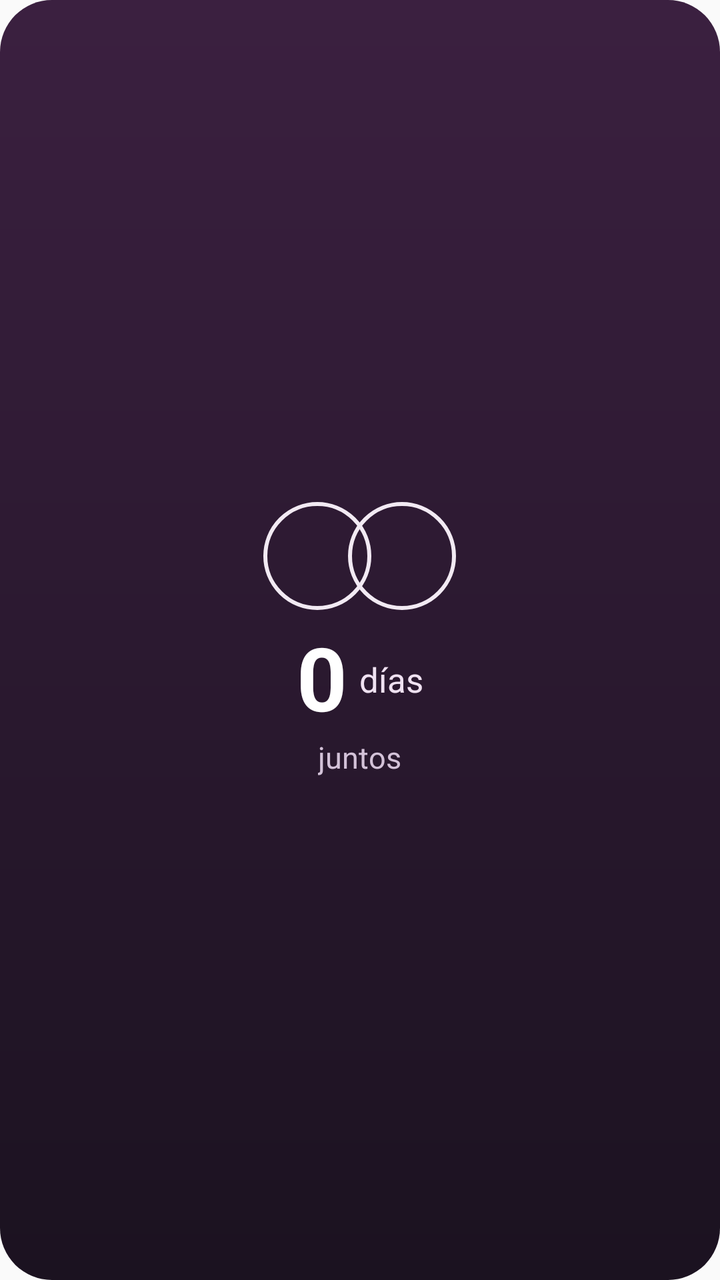
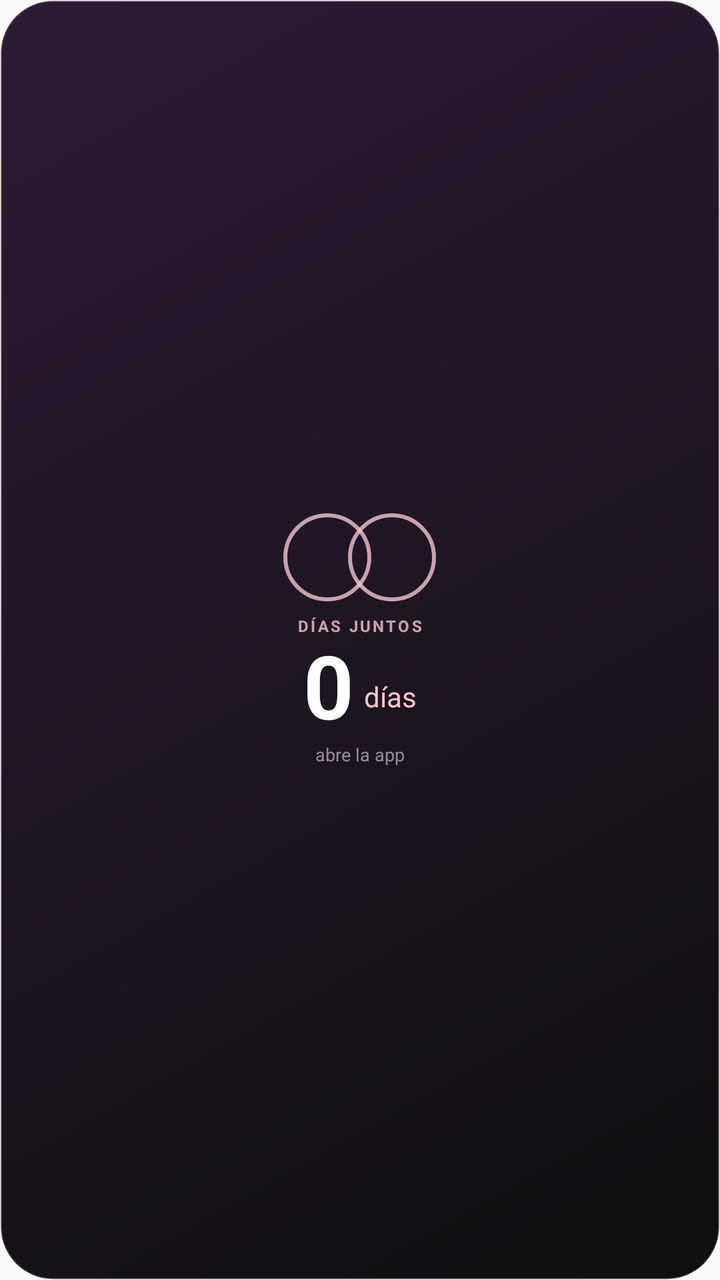

Compare the two renders of this Android layout. The source of the first and the diff that turns it into the second are given below.
<!-- AndroidManifest.xml: application theme AppTheme -->
<!-- res/layout/widget_days.xml -->
<?xml version="1.0" encoding="utf-8"?>
<LinearLayout xmlns:android="http://schemas.android.com/apk/res/android"
    android:id="@+id/widget_days_root"
    android:layout_width="match_parent"
    android:layout_height="match_parent"
    android:background="@drawable/widget_days_bg"
    android:gravity="center"
    android:orientation="vertical"
    android:padding="14dp">

    <LinearLayout
        android:id="@+id/widget_days_faces"
        android:layout_width="wrap_content"
        android:layout_height="wrap_content"
        android:gravity="center"
        android:orientation="horizontal">

        <ImageView
            android:id="@+id/widget_days_me"
            android:layout_width="54dp"
            android:layout_height="54dp"
            android:background="@drawable/widget_face_ring"
            android:contentDescription="@string/widget_days_me"
            android:scaleType="centerInside" />

        <ImageView
            android:id="@+id/widget_days_partner"
            android:layout_width="54dp"
            android:layout_height="54dp"
            android:layout_marginStart="-12dp"
            android:background="@drawable/widget_face_ring"
            android:contentDescription="@string/widget_days_partner"
            android:scaleType="centerInside" />
    </LinearLayout>

    <LinearLayout
        android:layout_width="wrap_content"
        android:layout_height="wrap_content"
        android:layout_marginTop="10dp"
        android:gravity="center_vertical|center_horizontal"
        android:orientation="horizontal">

        <TextView
            android:id="@+id/widget_days_count"
            android:layout_width="wrap_content"
            android:layout_height="wrap_content"
            android:includeFontPadding="false"
            android:text="0"
            android:textColor="#FFFFFF"
            android:textSize="44sp"
            android:textStyle="bold" />

        <TextView
            android:id="@+id/widget_days_unit"
            android:layout_width="wrap_content"
            android:layout_height="wrap_content"
            android:layout_marginStart="6dp"
            android:includeFontPadding="false"
            android:text="@string/widget_days_unit"
            android:textColor="#F0E2F2"
            android:textSize="17sp" />
    </LinearLayout>

    <TextView
        android:id="@+id/widget_days_caption"
        android:layout_width="wrap_content"
        android:layout_height="wrap_content"
        android:layout_marginTop="2dp"
        android:text="@string/widget_days_caption2"
        android:textColor="#D3C2D8"
        android:textSize="15sp" />

</LinearLayout>
<!-- resources referenced by this layout -->
<resources>
  <!-- drawable widget_days_bg (drawable) -->
  <?xml version="1.0" encoding="utf-8"?>
  <shape xmlns:android="http://schemas.android.com/apk/res/android"
      android:shape="rectangle">
      <corners android:radius="26dp" />
      <gradient
          android:angle="270"
          android:endColor="#1B1220"
          android:startColor="#3B2040" />
  </shape>
  <!-- drawable widget_face_ring (drawable) -->
  <?xml version="1.0" encoding="utf-8"?>
  <shape xmlns:android="http://schemas.android.com/apk/res/android"
      android:shape="oval">
      <solid android:color="#00000000" />
      <stroke
          android:width="2dp"
          android:color="#F2EAF3" />
  </shape>
  <string name="widget_days_caption2">juntos</string>
  <string name="widget_days_me">Tu foto</string>
  <string name="widget_days_partner">Su foto</string>
  <string name="widget_days_unit">días</string>
  <style name="AppTheme" parent="Theme.AppCompat.Light.DarkActionBar">
          
          <item name="colorPrimary">@color/colorPrimary</item>
          <item name="colorPrimaryDark">@color/colorPrimaryDark</item>
          <item name="colorAccent">@color/colorAccent</item>
      </style>
</resources>

<!-- the commit's change to res/layout/widget_days.xml (unified diff, before → after) -->
@@ -17,27 +17,40 @@
 
         <ImageView
             android:id="@+id/widget_days_me"
-            android:layout_width="54dp"
-            android:layout_height="54dp"
-            android:background="@drawable/widget_face_ring"
+            android:layout_width="44dp"
+            android:layout_height="44dp"
+            android:background="@drawable/widget_days_face_ring"
             android:contentDescription="@string/widget_days_me"
             android:scaleType="centerInside" />
 
         <ImageView
             android:id="@+id/widget_days_partner"
-            android:layout_width="54dp"
-            android:layout_height="54dp"
+            android:layout_width="44dp"
+            android:layout_height="44dp"
             android:layout_marginStart="-12dp"
-            android:background="@drawable/widget_face_ring"
+            android:background="@drawable/widget_days_face_ring"
             android:contentDescription="@string/widget_days_partner"
             android:scaleType="centerInside" />
     </LinearLayout>
 
+    <TextView
+        android:id="@+id/widget_days_label"
+        android:layout_width="wrap_content"
+        android:layout_height="wrap_content"
+        android:layout_marginTop="8dp"
+        android:includeFontPadding="false"
+        android:letterSpacing="0.14"
+        android:maxLines="1"
+        android:text="@string/widget_days_label_short"
+        android:textColor="#CCF3C5D0"
+        android:textSize="8sp"
+        android:textStyle="bold" />
+
     <LinearLayout
         android:layout_width="wrap_content"
         android:layout_height="wrap_content"
-        android:layout_marginTop="10dp"
-        android:gravity="center_vertical|center_horizontal"
+        android:layout_marginTop="1dp"
+        android:gravity="bottom"
         android:orientation="horizontal">
 
         <TextView
@@ -45,6 +58,7 @@
             android:layout_width="wrap_content"
             android:layout_height="wrap_content"
             android:includeFontPadding="false"
+            android:maxLines="1"
             android:text="0"
             android:textColor="#FFFFFF"
             android:textSize="44sp"
@@ -54,20 +68,36 @@
             android:id="@+id/widget_days_unit"
             android:layout_width="wrap_content"
             android:layout_height="wrap_content"
-            android:layout_marginStart="6dp"
+            android:layout_marginStart="5dp"
+            android:layout_marginBottom="6dp"
             android:includeFontPadding="false"
-            android:text="@string/widget_days_unit"
-            android:textColor="#F0E2F2"
-            android:textSize="17sp" />
+            android:maxLines="1"
+            android:text="@string/widget_days_unit_short"
+            android:textColor="@color/widget_rose"
+            android:textSize="14sp" />
     </LinearLayout>
 
     <TextView
-        android:id="@+id/widget_days_caption"
+        android:id="@+id/widget_days_breakdown"
         android:layout_width="wrap_content"
         android:layout_height="wrap_content"
         android:layout_marginTop="2dp"
-        android:text="@string/widget_days_caption2"
-        android:textColor="#D3C2D8"
-        android:textSize="15sp" />
+        android:ellipsize="end"
+        android:includeFontPadding="false"
+        android:maxLines="1"
+        android:text="@string/widget_days_empty"
+        android:textColor="@color/widget_text_muted"
+        android:textSize="9sp" />
+
+    <TextView
+        android:id="@+id/widget_days_fresh"
+        android:layout_width="wrap_content"
+        android:layout_height="wrap_content"
+        android:layout_marginTop="2dp"
+        android:includeFontPadding="false"
+        android:maxLines="1"
+        android:textColor="@color/widget_coral_soft"
+        android:textSize="8sp"
+        android:visibility="gone" />
 
 </LinearLayout>
<!-- resource entries referenced after the edit -->
@@ -1,33 +1,42 @@
 <!-- resources referenced by this layout -->
 <resources>
+  <color name="widget_coral_soft">#E59277</color>
+  <color name="widget_rose">#F3C5D0</color>
+  <color name="widget_text_muted">#B3C9BBD1</color>
   <!-- drawable widget_days_bg (drawable) -->
   <?xml version="1.0" encoding="utf-8"?>
   <shape xmlns:android="http://schemas.android.com/apk/res/android"
       android:shape="rectangle">
       <corners android:radius="26dp" />
       <gradient
-          android:angle="270"
-          android:endColor="#1B1220"
-          android:startColor="#3B2040" />
+          android:angle="315"
+          android:endColor="@color/widget_ink"
+          android:startColor="@color/widget_plum_light" />
+      <stroke
+          android:width="1dp"
+          android:color="#2EF3C5D0" />
   </shape>
-  <!-- drawable widget_face_ring (drawable) -->
+  <!-- drawable widget_days_face_ring (drawable) -->
   <?xml version="1.0" encoding="utf-8"?>
   <shape xmlns:android="http://schemas.android.com/apk/res/android"
       android:shape="oval">
       <solid android:color="#00000000" />
       <stroke
           android:width="2dp"
-          android:color="#F2EAF3" />
+          android:color="#CCF3C5D0" />
   </shape>
-  <string name="widget_days_caption2">juntos</string>
+  <string name="widget_days_empty">abre la app</string>
+  <string name="widget_days_label_short">DÍAS JUNTOS</string>
   <string name="widget_days_me">Tu foto</string>
   <string name="widget_days_partner">Su foto</string>
-  <string name="widget_days_unit">días</string>
+  <string name="widget_days_unit_short">días</string>
   <style name="AppTheme" parent="Theme.AppCompat.Light.DarkActionBar">
           
           <item name="colorPrimary">@color/colorPrimary</item>
           <item name="colorPrimaryDark">@color/colorPrimaryDark</item>
           <item name="colorAccent">@color/colorAccent</item>
       </style>
+  <color name="widget_ink">#0F0F10</color>
+  <color name="widget_plum_light">#2E1B35</color>
 </resources>
 
